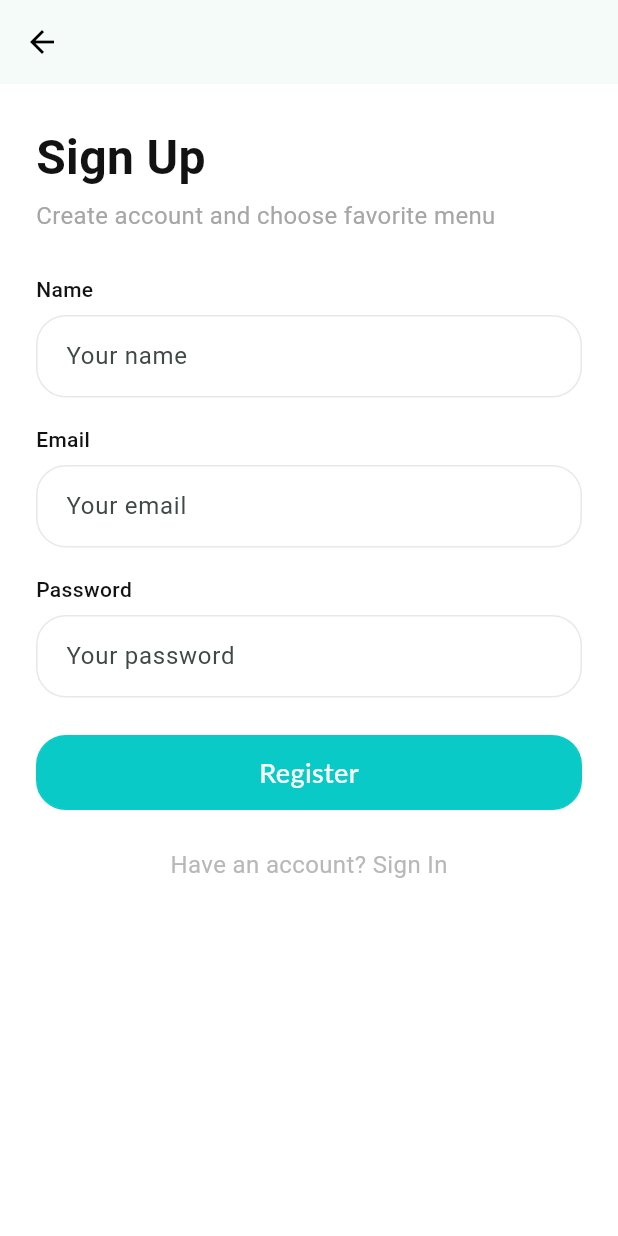
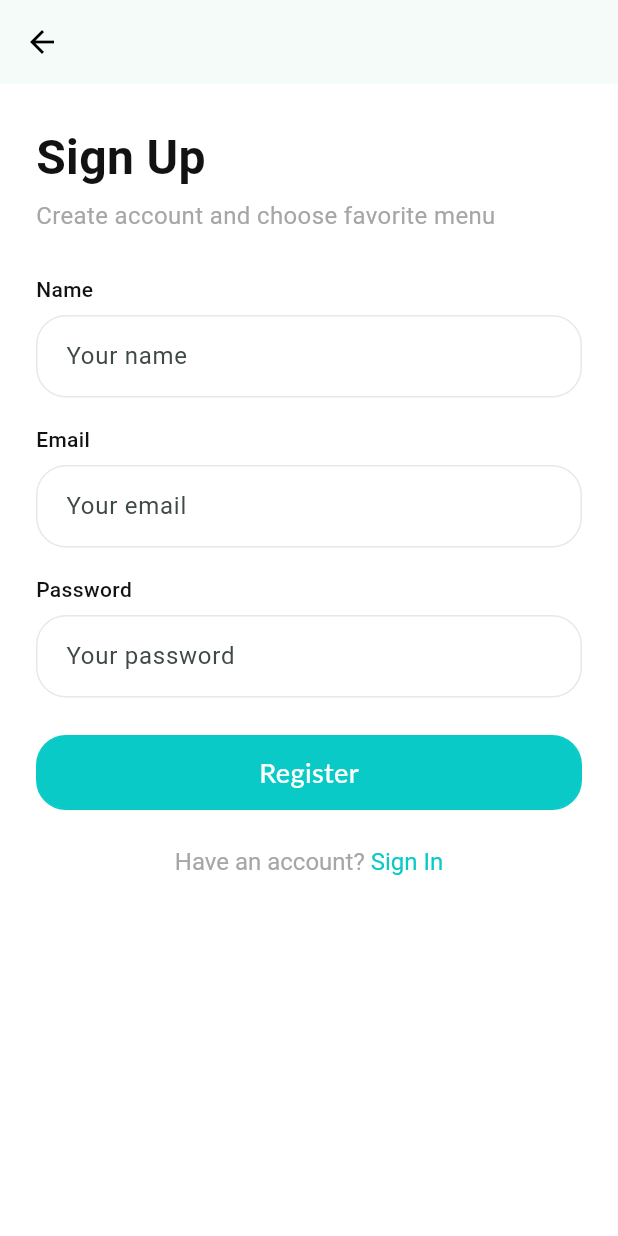
Before and after one commit to Matthew7712/Oasis, a Flutter app: the SignUp screen opened by its route, on a phone screen of 412 x 824 dp. Run offline on Flutter 3.47's test engine with Material 3 defaults, Android fonts, the phone set to English and light mode, and no system bars; our stand-ins replace dots_indicator, firebase_auth, firebase_core, flutter_native_splash, flutter_svg, get; accounts and stored records are empty; network calls fail; Roboto replaces fonts that are missing (Late, Lato, Montserrat); project files that could hold a hidden picture were left out.

Commit message:
After such a long time we have new features in the application, we have added a full-fledged authorization system through firebase, and also solved the problems with dependencies that we had during the addition of a new funcial.

```diff
--- a/lib/views/shared/input/input_field.dart
+++ b/lib/views/shared/input/input_field.dart
@@ -5,7 +5,8 @@ import '../../../services/dimensions.dart';
 
 class InputField extends StatefulWidget {
   final String hintText;
-  const InputField({super.key, required this.hintText});
+  final TextEditingController controller;
+  const InputField({super.key, required this.hintText, required this.controller});
 
   @override
   State<InputField> createState() => _InputFieldState();
@@ -16,6 +17,7 @@ class _InputFieldState extends State<InputField> {
   Widget build(BuildContext context) {
     return TextField(
       textAlign: TextAlign.start,
+      controller: widget.controller,
       style: TextStyle(
         fontSize: Dimensions.font16,
         fontWeight: FontWeight.w400,
--- a/lib/views/ui/greeting.dart
+++ b/lib/views/ui/greeting.dart
@@ -1,5 +1,6 @@
 import 'package:flutter/material.dart';
 import 'package:flutter_svg/flutter_svg.dart';
+import 'package:oasis/controllers/auth_controller.dart';
 import 'package:oasis/services/appcolors.dart';
 import 'package:oasis/views/shared/button.dart';
 import 'package:oasis/views/shared/default_text.dart';
@@ -24,7 +25,9 @@ class GreetingScreen extends StatelessWidget {
               SizedBox(height: Dimensions.height10 - 2,),
               DefaultText(text: "your account is complete, please enjoy the best menu from us.", color: AppColors.textColor, fontSize: Dimensions.font16, fontWeight: FontWeight.w400, textAlign: TextAlign.center,),
               SizedBox(height: Dimensions.height50,),
-              Button(text: "Get started", event: (){})
+              Button(text: "Get started", event: (){
+                AuthController.instance.logOut();
+              })
             ],
           ),
         ),
--- a/lib/views/ui/sign/sign_up.dart
+++ b/lib/views/ui/sign/sign_up.dart
@@ -1,4 +1,6 @@
 import 'package:flutter/material.dart';
+import 'package:get/get_state_manager/get_state_manager.dart';
+import 'package:oasis/controllers/auth_controller.dart';
 import 'package:oasis/views/ui/greeting.dart';
 
 import '../../../services/appcolors.dart';
@@ -13,6 +15,9 @@ class SignUp extends StatelessWidget {
 
   @override
   Widget build(BuildContext context) {
+    var nameController = TextEditingController();
+    var emailController = TextEditingController();
+    var passwordController = TextEditingController();
     return Scaffold(
       appBar: AppBar(
         leading: IconButton(
@@ -46,7 +51,7 @@ class SignUp extends StatelessWidget {
                   children: [
                     TitleText(title: "Name", color: AppColors.titleColor, fontSize: Dimensions.font14, fontWeight: FontWeight.w500),
                     SizedBox(height: Dimensions.height10 - 2,),
-                    const InputField(hintText: "Your name",),
+                    InputField(hintText: "Your name", controller: nameController,),
                   ],
                 ),
                 SizedBox(height: Dimensions.height20,),
@@ -55,7 +60,7 @@ class SignUp extends StatelessWidget {
                   children: [
                     TitleText(title: "Email", color: AppColors.titleColor, fontSize: Dimensions.font14, fontWeight: FontWeight.w500),
                     SizedBox(height: Dimensions.height10 - 2,),
-                    const InputField(hintText: "Your email",),
+                    InputField(hintText: "Your email", controller: emailController,),
                   ],
                 ),
                 SizedBox(height: Dimensions.height20,),
@@ -64,7 +69,7 @@ class SignUp extends StatelessWidget {
                   children: [
                     TitleText(title: "Password", color: AppColors.titleColor, fontSize: Dimensions.font14, fontWeight: FontWeight.w500),
                     SizedBox(height: Dimensions.height10 - 2,),
-                    const InputField(hintText: "Your password",),
+                    InputField(hintText: "Your password", controller: passwordController,),
                   ],
                 ),
                 SizedBox(height: Dimensions.height25,),
@@ -72,19 +77,27 @@ class SignUp extends StatelessWidget {
                   crossAxisAlignment: CrossAxisAlignment.center,
                   children: [
                     Button(text: "Register", event: (){
-                      Navigator.push(
-                        context,
-                        PageRouteBuilder(
-                          transitionDuration: const Duration(milliseconds: 500),
-                          pageBuilder: (_, __, ___) => const GreetingScreen(),
-                          transitionsBuilder: (_, animation, __, child) {
-                            return FadeTransition(opacity: animation, child: child,);
-                          },
-                        ),
-                      );
+                      AuthController.instance.register(emailController.text.trim(), passwordController.text.trim());
+                      // Navigator.push(
+                      //   context,
+                      //   PageRouteBuilder(
+                      //     transitionDuration: const Duration(milliseconds: 500),
+                      //     pageBuilder: (_, __, ___) => const GreetingScreen(),
+                      //     transitionsBuilder: (_, animation, __, child) {
+                      //       return FadeTransition(opacity: animation, child: child,);
+                      //     },
+                      //   ),
+                      // );
                     }),
                     SizedBox(height: Dimensions.height25,),
-                    DefaultText(text: "Have an account? Sign In", color: AppColors.inputTextColor, fontSize: Dimensions.font16, fontWeight: FontWeight.w400),
+                    RichText(
+                      text: TextSpan(
+                        children: [
+                          TextSpan(text: "Have an account?", style: TextStyle(color: AppColors.textColor, fontSize: Dimensions.font16, fontWeight: FontWeight.w400)),
+                          TextSpan(text: " Sign In", style: TextStyle(color: AppColors.mainColor, fontSize: Dimensions.font16, fontWeight: FontWeight.w400)),
+                        ],
+                      ),
+                    ),
                   ],
                 )
               ],
--- a/pubspec.yaml
+++ b/pubspec.yaml
@@ -31,6 +31,8 @@ dependencies:
   flutter:
     sdk: flutter
 
+  firebase_core: ^2.20.0
+  firebase_auth: ^4.12.0
   get: ^4.6.6
   dots_indicator: ^2.0.0
   flutter_rating_bar: ^4.0.1
```
Also changed, not shown: lib/controllers/auth_controller.dart (added, +65 -0 lines), lib/main.dart (+9 -2 lines), lib/views/ui/sign/sign_in.dart (+16 -4 lines), lib/firebase_options.dart (added), pubspec.lock, 4 other files.
